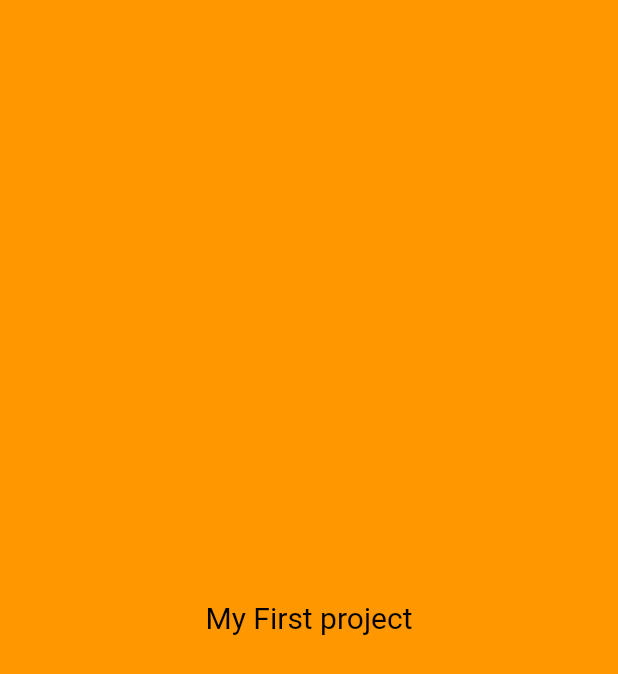
After one commit to sansrit/research, a Flutter app: the screen it shows after launch, on a phone screen of 412 x 824 dp. The commit adds this screen. Shown: the top 674 px of the screen. Run offline on Flutter 3.47's test engine with Material 2 defaults, Android fonts, the light colour scheme and no system bars.

Commit message:
added youtube tutorial code for lesson 1

```diff
--- /dev/null
+++ b/lib/Screens/lesson1.dart
@@ -0,0 +1,16 @@
+import 'package:flutter/material.dart';
+
+class Color extends StatelessWidget {
+  @override
+  Widget build(BuildContext context) {
+    return Scaffold(
+      backgroundColor: Colors.orange,
+      body: Center(
+        child: Text(
+          'My First project',
+          style: TextStyle(color: Colors.black, fontSize: 20),
+        ),
+      ),
+    );
+  }
+}
--- a/lib/main.dart
+++ b/lib/main.dart
@@ -1,6 +1,5 @@
 import 'package:flutter/material.dart';
-
-import 'Screens/info_page.dart';
+import 'package:research/Screens/lesson1.dart';
 
 void main() => runApp(Myapp());
 
@@ -13,7 +12,7 @@ class Myapp extends StatelessWidget {
       theme: ThemeData(
         primaryColor: Colors.lightGreenAccent,
       ),
-      home: Info1(),
+      home: Color(),
     );
   }
 }
```
Also changed, not shown: lib/Screens/row.dart (added, +28 -0 lines), lib/Screens/stf_counter.dart (added, +35 -0 lines), 1 other file.
